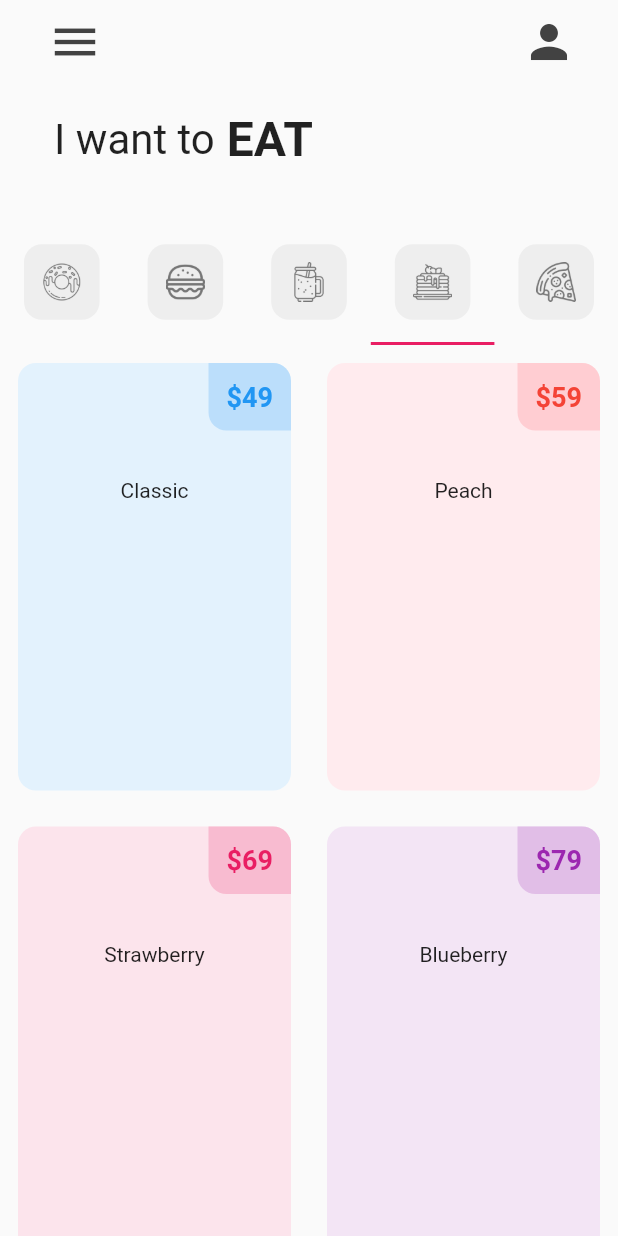
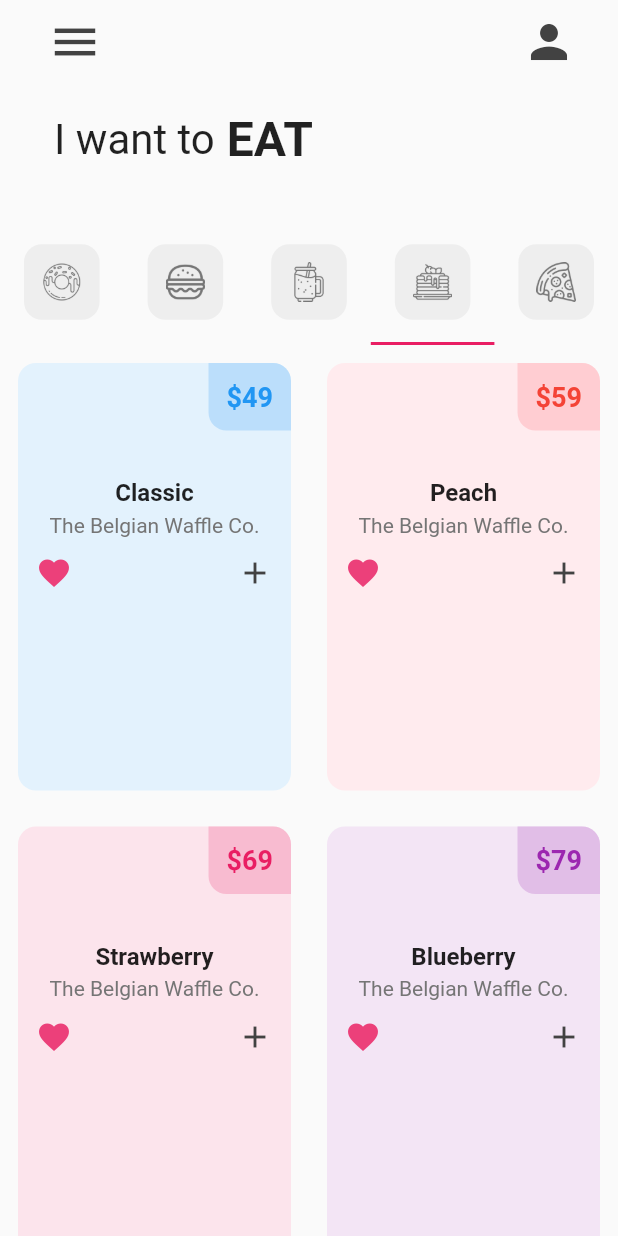
Before and after one commit to Skizzy-create/Food-Shopping-App, a Flutter app: the screen it shows after launch, tab 4 chosen, on a phone screen of 412 x 824 dp. Run offline on Flutter 3.47's test engine with Material 2 defaults, Android fonts, the phone set to English and light mode, and no system bars.

Commit message:
completed the pancake page, missing the image

```diff
--- a/lib/tab/pancakes_tab.dart
+++ b/lib/tab/pancakes_tab.dart
@@ -24,7 +24,7 @@ class PancakeTab extends StatelessWidget {
       itemBuilder: (BuildContext context, int index) {
       return PancakeTile(
         pancakeFlavour: pancakeOnSale[index][0],
-        panckaePrice: pancakeOnSale[index][1],
+        pancakePrice: pancakeOnSale[index][1],
         pancakeColour: pancakeOnSale[index][2],
         imageName: pancakeOnSale[index][3],
           );
--- a/lib/util/donut_tile.dart
+++ b/lib/util/donut_tile.dart
@@ -58,8 +58,7 @@ class DonutTile extends StatelessWidget {
             ),
 
             // donut flavour
-            Text(
-              donutFlavour,
+            Text(donutFlavour,
               style: const TextStyle(
                 fontWeight: FontWeight.bold,
                 fontSize: 16,
--- a/lib/util/pancake_tile.dart
+++ b/lib/util/pancake_tile.dart
@@ -1,9 +1,8 @@
 import 'package:flutter/material.dart';
-import 'package:flutter/rendering.dart';
 
 class PancakeTile extends StatelessWidget{
   final String pancakeFlavour;
-  final String panckaePrice;
+  final String pancakePrice;
   final pancakeColour;
   final String imageName;
 
@@ -11,7 +10,7 @@ class PancakeTile extends StatelessWidget{
 
   const PancakeTile({Key? key,
     required this.pancakeFlavour,
-    required this.panckaePrice,
+    required this.pancakePrice,
     required this.pancakeColour,
     required this.imageName,
   }) : super(key: key);
@@ -41,7 +40,7 @@ class PancakeTile extends StatelessWidget{
                   ),
                   padding: const EdgeInsets.all(12),
                   child: Text(
-                    '\$$panckaePrice',
+                    '\$$pancakePrice',
                     style: TextStyle(
                       color: pancakeColour,
                       fontWeight: FontWeight.bold,
@@ -59,10 +58,36 @@ class PancakeTile extends StatelessWidget{
             ),
 
             //Pancakes flavour
-            Text(pancakeFlavour,style: const TextStyle(
-
+            Text(pancakeFlavour,
+              style: const TextStyle(
+                fontWeight: FontWeight.bold,
+                fontSize: 16,
             ),
             ),
+            const SizedBox(height: 4,),
+            Text(
+              "The Belgian Waffle Co.", style: TextStyle(color: Colors.grey[600]),
+            ),
+
+            // Like icon + add button
+            Padding(
+              padding: const EdgeInsets.all(12.0),
+              child: Row(
+                mainAxisAlignment: MainAxisAlignment.spaceBetween,
+                children: [
+                  // like icon
+                  Icon(
+                    Icons.favorite,
+                    color: Colors.pink[400],
+                  ),
+                  // Plus icon
+                  Icon(
+                    Icons.add,
+                    color: Colors.grey[800],
+                  )
+                ],
+              ),
+            )
           ],
         ),
       ),
```
